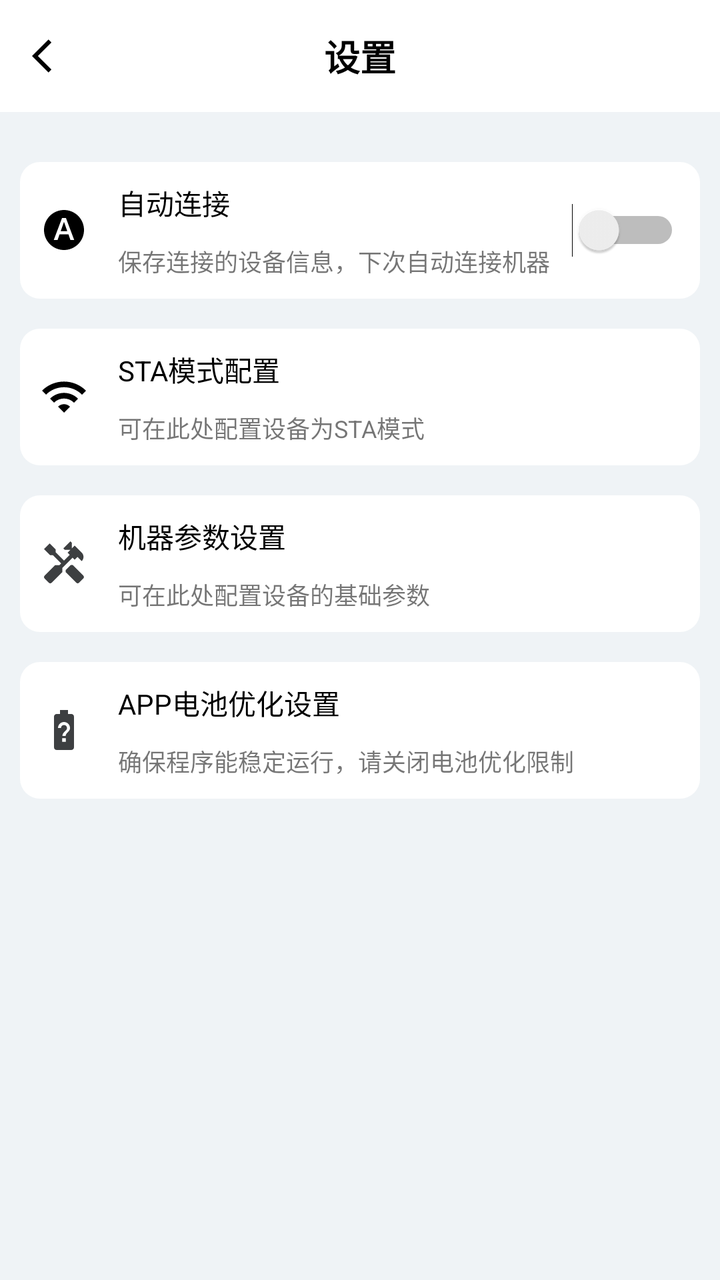
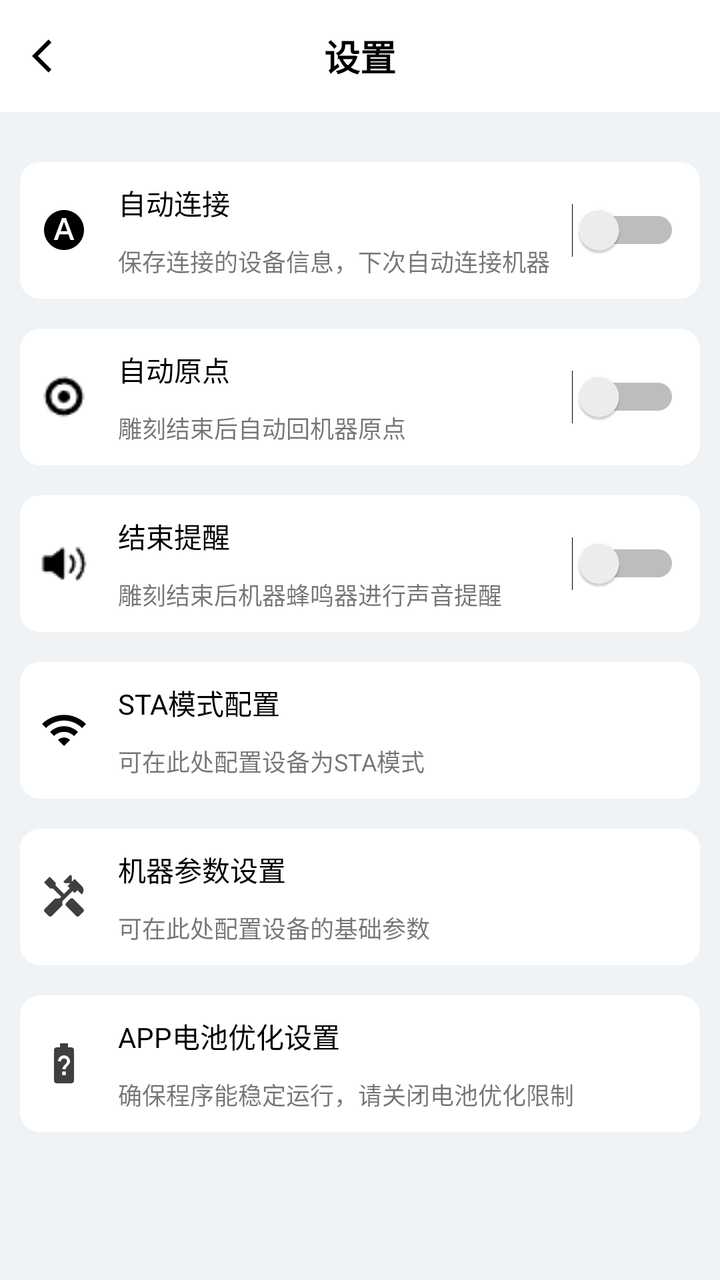

Two renders of the same Android screen: before a commit and after it. Below are the layout's source before the change and the commit's diff.
<!-- AndroidManifest.xml: activity theme AppTheme.NoActionBar -->
<!-- res/layout/activity_settings.xml -->
<?xml version="1.0" encoding="utf-8"?>
<LinearLayout xmlns:android="http://schemas.android.com/apk/res/android"
    xmlns:app="http://schemas.android.com/apk/res-auto"
    android:layout_width="match_parent"
    android:layout_height="match_parent"
    android:background="@color/ColorGray"
    android:orientation="vertical"
    android:tag="layout/activity_settings_0">

    <RelativeLayout
        android:id="@+id/status_bar"
        android:layout_width="match_parent"
        android:layout_height="?attr/actionBarSize"
        android:background="@color/colorWhite">

        <ImageView
            android:id="@+id/iv_back"
            android:layout_width="20dp"
            android:layout_height="match_parent"
            android:layout_alignParentStart="true"
            android:layout_centerVertical="true"
            android:layout_marginStart="16dp"
            android:src="@drawable/ic_back" />

        <TextView
            android:layout_width="wrap_content"
            android:layout_height="match_parent"
            android:layout_centerHorizontal="true"
            android:gravity="center"
            android:text="设置"
            android:textColor="@color/colorBlack"
            android:textSize="18sp"
            android:textStyle="bold" />
    </RelativeLayout>

    <LinearLayout
        android:layout_width="match_parent"
        android:layout_height="match_parent"
        android:orientation="vertical"
        android:padding="10dp">

        <RelativeLayout
            android:layout_width="match_parent"
            android:layout_height="wrap_content"
            android:layout_gravity="center"
            android:layout_marginTop="15dp"
            android:background="@drawable/bg_white_ffffff_r10"
            android:orientation="horizontal"
            android:padding="10dp">

            <LinearLayout
                android:layout_width="wrap_content"
                android:layout_height="wrap_content"
                android:orientation="horizontal">

                <ImageView
                    android:layout_width="wrap_content"
                    android:layout_height="wrap_content"
                    android:layout_gravity="center_vertical"
                    android:src="@drawable/ic_auto_connect" />

                <LinearLayout
                    android:layout_width="wrap_content"
                    android:layout_height="wrap_content"
                    android:layout_marginStart="15dp"
                    android:orientation="vertical">

                    <TextView
                        android:layout_width="wrap_content"
                        android:layout_height="wrap_content"
                        android:text="自动连接"
                        android:textColor="@color/colorBlack"
                        android:textSize="14sp" />

                    <TextView
                        android:layout_width="wrap_content"
                        android:layout_height="wrap_content"
                        android:layout_marginTop="10dp"
                        android:text="保存连接的设备信息，下次自动连接机器"
                        android:textSize="12sp" />

                </LinearLayout>

            </LinearLayout>

            <Switch
                android:id="@+id/switch_auto_connect"
                android:layout_width="wrap_content"
                android:layout_height="wrap_content"
                android:layout_alignParentEnd="true"
                android:layout_centerVertical="true" />

        </RelativeLayout>

        <LinearLayout
            android:id="@+id/ll_ap_model"
            android:layout_width="match_parent"
            android:layout_height="wrap_content"
            android:layout_marginTop="15dp"
            android:background="@drawable/bg_white_ffffff_r10"
            android:orientation="horizontal"
            android:padding="10dp"
            android:visibility="gone">

            <ImageView
                android:layout_width="wrap_content"
                android:layout_height="wrap_content"
                android:layout_gravity="center_vertical"
                android:src="@drawable/ic_wifi_ap" />

            <LinearLayout
                android:layout_width="wrap_content"
                android:layout_height="wrap_content"
                android:layout_marginStart="15dp"
                android:orientation="vertical">

                <TextView
                    android:layout_width="wrap_content"
                    android:layout_height="wrap_content"
                    android:text="AP模式配置"
                    android:textColor="@color/colorBlack"
                    android:textSize="14sp" />

                <TextView
                    android:layout_width="wrap_content"
                    android:layout_height="wrap_content"
                    android:layout_marginTop="10dp"
                    android:text="点击此处可设置设备为AP模式"
                    android:textSize="12sp" />

            </LinearLayout>

        </LinearLayout>

        <LinearLayout
            android:id="@+id/ll_sta_model"
            android:layout_width="match_parent"
            android:layout_height="wrap_content"
            android:layout_marginTop="15dp"
            android:background="@drawable/bg_white_ffffff_r10"
            android:orientation="horizontal"
            android:padding="10dp">

            <ImageView
                android:layout_width="wrap_content"
                android:layout_height="wrap_content"
                android:layout_gravity="center_vertical"
                android:src="@drawable/ic_wifi_sta" />

            <LinearLayout
                android:layout_width="wrap_content"
                android:layout_height="wrap_content"
                android:layout_marginStart="15dp"
                android:orientation="vertical">

                <TextView
                    android:layout_width="wrap_content"
                    android:layout_height="wrap_content"
                    android:text="STA模式配置"
                    android:textColor="@color/colorBlack"
                    android:textSize="14sp" />

                <TextView
                    android:layout_width="wrap_content"
                    android:layout_height="wrap_content"
                    android:layout_marginTop="10dp"
                    android:text="可在此处配置设备为STA模式"
                    android:textSize="12sp" />

            </LinearLayout>

        </LinearLayout>

        <LinearLayout
            android:id="@+id/ll_machine_value_setting"
            android:layout_width="match_parent"
            android:layout_height="wrap_content"
            android:layout_marginTop="15dp"
            android:background="@drawable/bg_white_ffffff_r10"
            android:orientation="horizontal"
            android:padding="10dp">

            <ImageView
                android:layout_width="wrap_content"
                android:layout_height="wrap_content"
                android:layout_gravity="center_vertical"
                android:src="@drawable/ic_machine_value" />

            <LinearLayout
                android:layout_width="wrap_content"
                android:layout_height="wrap_content"
                android:layout_marginStart="15dp"
                android:orientation="vertical">

                <TextView
                    android:layout_width="wrap_content"
                    android:layout_height="wrap_content"
                    android:text="机器参数设置"
                    android:textColor="@color/colorBlack"
                    android:textSize="14sp" />

                <TextView
                    android:layout_width="wrap_content"
                    android:layout_height="wrap_content"
                    android:layout_marginTop="10dp"
                    android:text="可在此处配置设备的基础参数"
                    android:textSize="12sp" />

            </LinearLayout>

        </LinearLayout>

        <LinearLayout
            android:id="@+id/ll_battery"
            android:layout_width="match_parent"
            android:layout_height="wrap_content"
            android:layout_marginTop="15dp"
            android:background="@drawable/bg_white_ffffff_r10"
            android:orientation="horizontal"
            android:padding="10dp">

            <ImageView
                android:layout_width="wrap_content"
                android:layout_height="wrap_content"
                android:layout_gravity="center_vertical"
                android:src="@drawable/ic_battery" />

            <LinearLayout
                android:layout_width="wrap_content"
                android:layout_height="wrap_content"
                android:layout_marginStart="15dp"
                android:orientation="vertical">

                <TextView
                    android:layout_width="wrap_content"
                    android:layout_height="wrap_content"
                    android:text="APP电池优化设置"
                    android:textColor="@color/colorBlack"
                    android:textSize="14sp" />

                <TextView
                    android:layout_width="wrap_content"
                    android:layout_height="wrap_content"
                    android:layout_marginTop="10dp"
                    android:text="确保程序能稳定运行，请关闭电池优化限制"
                    android:textSize="12sp" />

            </LinearLayout>

        </LinearLayout>

    </LinearLayout>

</LinearLayout>
<!-- resources referenced by this layout -->
<resources>
  <color name="ColorGray">#eff3f6</color>
  <color name="colorBlack">#000000</color>
  <color name="colorWhite">#ffffff</color>
  <!-- drawable bg_white_ffffff_r10 (drawable) -->
  <?xml version="1.0" encoding="utf-8"?>
  <shape xmlns:android="http://schemas.android.com/apk/res/android">
  
      <solid android:color="#FFFFFFFF" />
  
      <corners android:radius="10dp" />
  
  </shape>
  <!-- drawable ic_auto_connect (drawable) -->
  <?xml version="1.0" encoding="utf-8"?>
  <vector xmlns:android="http://schemas.android.com/apk/res/android"
      android:tint="#000000"
      android:height="24dp"
      android:width="24dp"
      android:viewportWidth="24"
      android:viewportHeight="24">
      <path
          android:fillColor="@android:color/white"
          android:pathData="M12.04,8.04l-0.09,0l-1.6,4.55l3.29,0z"/>
      <path
          android:fillColor="@android:color/white"
          android:pathData="M12,2C6.48,2 2,6.48 2,12s4.48,10 10,10s10,-4.48 10,-10S17.52,2 12,2zM15.21,17l-0.98,-2.81H9.78l-1,2.81h-1.9l4.13,-11h1.97l4.13,11H15.21z"/>
  </vector>
  <!-- drawable ic_back (drawable) -->
  <vector xmlns:android="http://schemas.android.com/apk/res/android" android:autoMirrored="true" android:height="24dp" android:tint="#000000" android:viewportHeight="24" android:viewportWidth="24" android:width="24dp">
        
      <path android:fillColor="@android:color/white" android:pathData="M11.67,3.87L9.9,2.1 0,12l9.9,9.9 1.77,-1.77L3.54,12z"/>
      
  </vector>
  <!-- drawable ic_battery (drawable) -->
  <?xml version="1.0" encoding="utf-8"?>
  <vector xmlns:android="http://schemas.android.com/apk/res/android"
      android:tint="#3d3f41"
      android:height="24dp"
      android:width="24dp"
      android:autoMirrored="true"
      android:viewportWidth="24"
      android:viewportHeight="24">
      <path
          android:fillColor="@android:color/white"
          android:pathData="M15.67,4L14,4L14,2h-4v2L8.33,4C7.6,4 7,4.6 7,5.33v15.33C7,21.4 7.6,22 8.33,22h7.33c0.74,0 1.34,-0.6 1.34,-1.33L17,5.33C17,4.6 16.4,4 15.67,4zM12.95,17.95h-1.9v-1.9h1.9v1.9zM14.3,12.69s-0.38,0.42 -0.67,0.71c-0.48,0.48 -0.83,1.15 -0.83,1.6h-1.6c0,-0.83 0.46,-1.52 0.93,-2l0.93,-0.94c0.27,-0.27 0.44,-0.65 0.44,-1.06 0,-0.83 -0.67,-1.5 -1.5,-1.5s-1.5,0.67 -1.5,1.5L9,11c0,-1.66 1.34,-3 3,-3s3,1.34 3,3c0,0.66 -0.27,1.26 -0.7,1.69z"/>
  </vector>
  <!-- drawable ic_wifi_ap (drawable) -->
  <vector xmlns:android="http://schemas.android.com/apk/res/android" android:height="24dp" android:tint="#000000" android:viewportHeight="24" android:viewportWidth="24" android:width="24dp">
        
      <path android:fillColor="@android:color/white" android:pathData="M12,11c-1.1,0 -2,0.9 -2,2s0.9,2 2,2 2,-0.9 2,-2 -0.9,-2 -2,-2zM18,13c0,-3.31 -2.69,-6 -6,-6s-6,2.69 -6,6c0,2.22 1.21,4.15 3,5.19l1,-1.74c-1.19,-0.7 -2,-1.97 -2,-3.45 0,-2.21 1.79,-4 4,-4s4,1.79 4,4c0,1.48 -0.81,2.75 -2,3.45l1,1.74c1.79,-1.04 3,-2.97 3,-5.19zM12,3C6.48,3 2,7.48 2,13c0,3.7 2.01,6.92 4.99,8.65l1,-1.73C5.61,18.53 4,15.96 4,13c0,-4.42 3.58,-8 8,-8s8,3.58 8,8c0,2.96 -1.61,5.53 -4,6.92l1,1.73c2.99,-1.73 5,-4.95 5,-8.65 0,-5.52 -4.48,-10 -10,-10z"/>
      
  </vector>
  <!-- drawable ic_wifi_sta (drawable) -->
  <?xml version="1.0" encoding="utf-8"?>
  <vector xmlns:android="http://schemas.android.com/apk/res/android"
      android:tint="#000000"
      android:height="24dp"
      android:width="24dp"
      android:viewportWidth="24"
      android:viewportHeight="24">
      <path
          android:fillColor="@android:color/white"
          android:pathData="M1,9l2,2c4.97,-4.97 13.03,-4.97 18,0l2,-2C16.93,2.93 7.08,2.93 1,9zM9,17l3,3 3,-3c-1.65,-1.66 -4.34,-1.66 -6,0zM5,13l2,2c2.76,-2.76 7.24,-2.76 10,0l2,-2C15.14,9.14 8.87,9.14 5,13z"/>
  </vector>
  <style name="AppTheme.NoActionBar">
          <item name="windowActionBar">false</item>
          <item name="windowNoTitle">true</item>
      </style>
  <!-- unchanged entries left out for length: 1 -->
</resources>

<!-- the commit's change to res/layout/activity_settings.xml (unified diff, before → after) -->
@@ -39,6 +39,7 @@
         android:orientation="vertical"
         android:padding="10dp">
 
+        
         <RelativeLayout
             android:layout_width="match_parent"
             android:layout_height="wrap_content"
@@ -92,6 +93,114 @@
 
         </RelativeLayout>
 
+        
+        <RelativeLayout
+            android:layout_width="match_parent"
+            android:layout_height="wrap_content"
+            android:layout_gravity="center"
+            android:layout_marginTop="15dp"
+            android:background="@drawable/bg_white_ffffff_r10"
+            android:orientation="horizontal"
+            android:padding="10dp">
+
+            <LinearLayout
+                android:layout_width="wrap_content"
+                android:layout_height="wrap_content"
+                android:orientation="horizontal">
+
+                <ImageView
+                    android:layout_width="wrap_content"
+                    android:layout_height="wrap_content"
+                    android:layout_gravity="center_vertical"
+                    android:src="@drawable/ic_auto_home" />
+
+                <LinearLayout
+                    android:layout_width="wrap_content"
+                    android:layout_height="wrap_content"
+                    android:layout_marginStart="15dp"
+                    android:orientation="vertical">
+
+                    <TextView
+                        android:layout_width="wrap_content"
+                        android:layout_height="wrap_content"
+                        android:text="自动原点"
+                        android:textColor="@color/colorBlack"
+                        android:textSize="14sp" />
+
+                    <TextView
+                        android:layout_width="wrap_content"
+                        android:layout_height="wrap_content"
+                        android:layout_marginTop="10dp"
+                        android:text="雕刻结束后自动回机器原点"
+                        android:textSize="12sp" />
+
+                </LinearLayout>
+
+            </LinearLayout>
+
+            <Switch
+                android:id="@+id/switch_auto_home"
+                android:layout_width="wrap_content"
+                android:layout_height="wrap_content"
+                android:layout_alignParentEnd="true"
+                android:layout_centerVertical="true" />
+
+        </RelativeLayout>
+
+        
+        <RelativeLayout
+            android:layout_width="match_parent"
+            android:layout_height="wrap_content"
+            android:layout_gravity="center"
+            android:layout_marginTop="15dp"
+            android:background="@drawable/bg_white_ffffff_r10"
+            android:orientation="horizontal"
+            android:padding="10dp">
+
+            <LinearLayout
+                android:layout_width="wrap_content"
+                android:layout_height="wrap_content"
+                android:orientation="horizontal">
+
+                <ImageView
+                    android:layout_width="wrap_content"
+                    android:layout_height="wrap_content"
+                    android:layout_gravity="center_vertical"
+                    android:src="@drawable/ic_sound" />
+
+                <LinearLayout
+                    android:layout_width="wrap_content"
+                    android:layout_height="wrap_content"
+                    android:layout_marginStart="15dp"
+                    android:orientation="vertical">
+
+                    <TextView
+                        android:layout_width="wrap_content"
+                        android:layout_height="wrap_content"
+                        android:text="结束提醒"
+                        android:textColor="@color/colorBlack"
+                        android:textSize="14sp" />
+
+                    <TextView
+                        android:layout_width="wrap_content"
+                        android:layout_height="wrap_content"
+                        android:layout_marginTop="10dp"
+                        android:text="雕刻结束后机器蜂鸣器进行声音提醒"
+                        android:textSize="12sp" />
+
+                </LinearLayout>
+
+            </LinearLayout>
+
+            <Switch
+                android:id="@+id/switch_sound_alert"
+                android:layout_width="wrap_content"
+                android:layout_height="wrap_content"
+                android:layout_alignParentEnd="true"
+                android:layout_centerVertical="true" />
+
+        </RelativeLayout>
+
         <LinearLayout
             android:id="@+id/ll_ap_model"
             android:layout_width="match_parent"
@@ -132,6 +241,7 @@
 
         </LinearLayout>
 
+        
         <LinearLayout
             android:id="@+id/ll_sta_model"
             android:layout_width="match_parent"
@@ -171,6 +281,7 @@
 
         </LinearLayout>
 
+        
         <LinearLayout
             android:id="@+id/ll_machine_value_setting"
             android:layout_width="match_parent"
@@ -210,6 +321,7 @@
 
         </LinearLayout>
 
+        
         <LinearLayout
             android:id="@+id/ll_battery"
             android:layout_width="match_parent"
<!-- resource entries referenced after the edit -->
@@ -27,6 +27,7 @@
           android:fillColor="@android:color/white"
           android:pathData="M12,2C6.48,2 2,6.48 2,12s4.48,10 10,10s10,-4.48 10,-10S17.52,2 12,2zM15.21,17l-0.98,-2.81H9.78l-1,2.81h-1.9l4.13,-11h1.97l4.13,11H15.21z"/>
   </vector>
+  <!-- drawable ic_auto_home: png bitmap (drawable, 399 bytes) -->
   <!-- drawable ic_back (drawable) -->
   <vector xmlns:android="http://schemas.android.com/apk/res/android" android:autoMirrored="true" android:height="24dp" android:tint="#000000" android:viewportHeight="24" android:viewportWidth="24" android:width="24dp">
         
@@ -46,6 +47,7 @@
           android:fillColor="@android:color/white"
           android:pathData="M15.67,4L14,4L14,2h-4v2L8.33,4C7.6,4 7,4.6 7,5.33v15.33C7,21.4 7.6,22 8.33,22h7.33c0.74,0 1.34,-0.6 1.34,-1.33L17,5.33C17,4.6 16.4,4 15.67,4zM12.95,17.95h-1.9v-1.9h1.9v1.9zM14.3,12.69s-0.38,0.42 -0.67,0.71c-0.48,0.48 -0.83,1.15 -0.83,1.6h-1.6c0,-0.83 0.46,-1.52 0.93,-2l0.93,-0.94c0.27,-0.27 0.44,-0.65 0.44,-1.06 0,-0.83 -0.67,-1.5 -1.5,-1.5s-1.5,0.67 -1.5,1.5L9,11c0,-1.66 1.34,-3 3,-3s3,1.34 3,3c0,0.66 -0.27,1.26 -0.7,1.69z"/>
   </vector>
+  <!-- drawable ic_sound: png bitmap (drawable, 367 bytes) -->
   <!-- drawable ic_wifi_ap (drawable) -->
   <vector xmlns:android="http://schemas.android.com/apk/res/android" android:height="24dp" android:tint="#000000" android:viewportHeight="24" android:viewportWidth="24" android:width="24dp">
         
